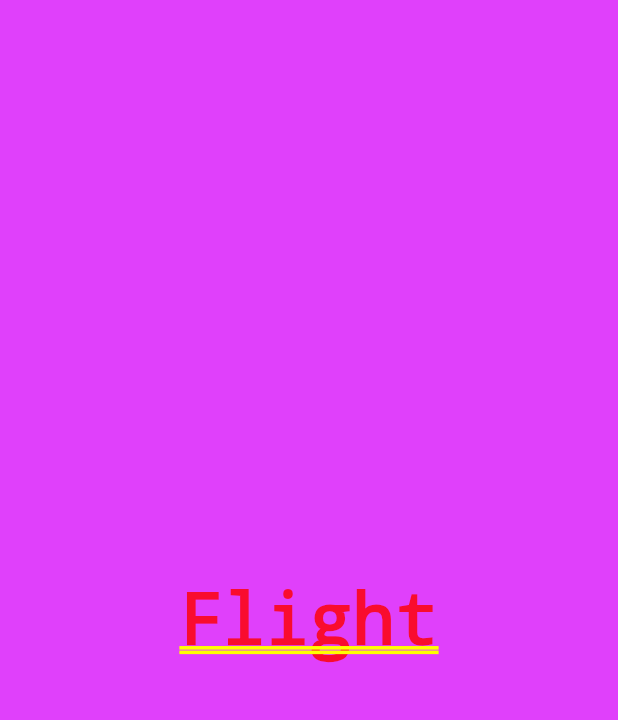
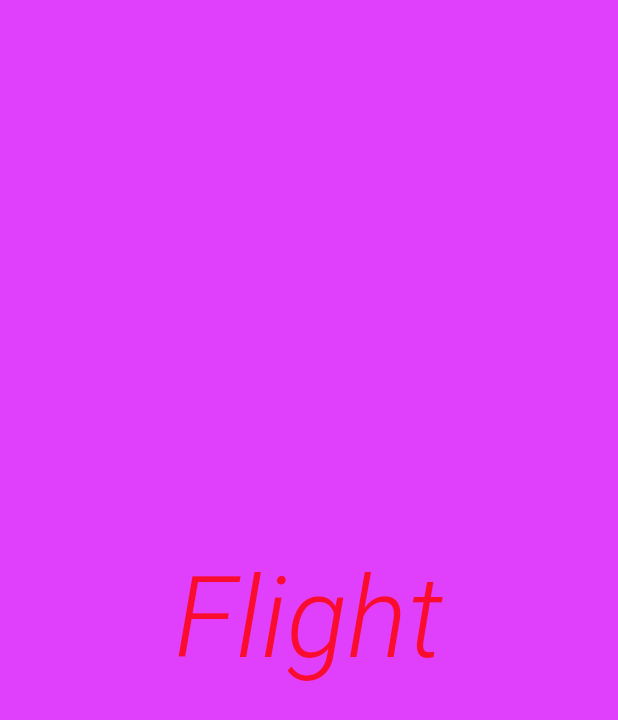
Before and after one commit to hridoymahmud71/flutter_smartherd_two, a Flutter app: the screen it shows after launch, on a phone screen of 412 x 824 dp. Shown: the top 720 px of the screen. Run offline on Flutter 3.47's test engine with Material 2 defaults, Android fonts, the phone set to English and light mode, and no system bars; Roboto replaces fonts that are missing (Raleway).

Commit message:
Tue, Nov 12, 2019  6:34:04 PM

```diff
--- a/lib/app_screens/home.dart
+++ b/lib/app_screens/home.dart
@@ -1,15 +1,26 @@
+import 'dart:ui';
+
 import 'package:flutter/material.dart';
 
 class Home extends StatelessWidget {
   @override
   Widget build(BuildContext context) {
-    return Container(
-      alignment: Alignment.center,
-      color: Colors.purpleAccent,
-      child: Text(
-        "Flight",
-        textDirection: TextDirection.ltr
+    return Center(
+      child:Container(
+        alignment: Alignment.center,
+        color: Colors.purpleAccent,
+        child: Text(
+            "Flight", textDirection: TextDirection.ltr,
+          style: TextStyle(
+            decoration: TextDecoration.none,
+            fontFamily: 'Raleway',
+            fontStyle: FontStyle.italic,
+            fontWeight: FontWeight.w300,
+            fontSize: 75.0,
+          ),
+        ),
       ),
     );
+
   }
 }
--- a/lib/main.dart
+++ b/lib/main.dart
@@ -4,6 +4,7 @@ import 'app_screens/home.dart';
 
 void main(){
   runApp(MaterialApp(
+    debugShowCheckedModeBanner: false,
     title: "Exploring ui widgets",
     home:Home(),
   ));
```
Also changed, not shown: pubspec.yaml (+22 -25 lines), fonts/Raleway-Bold.ttf (added), fonts/Raleway-LightItalic.ttf (added), fonts/Raleway-Regular.ttf (added), 2 other files.
